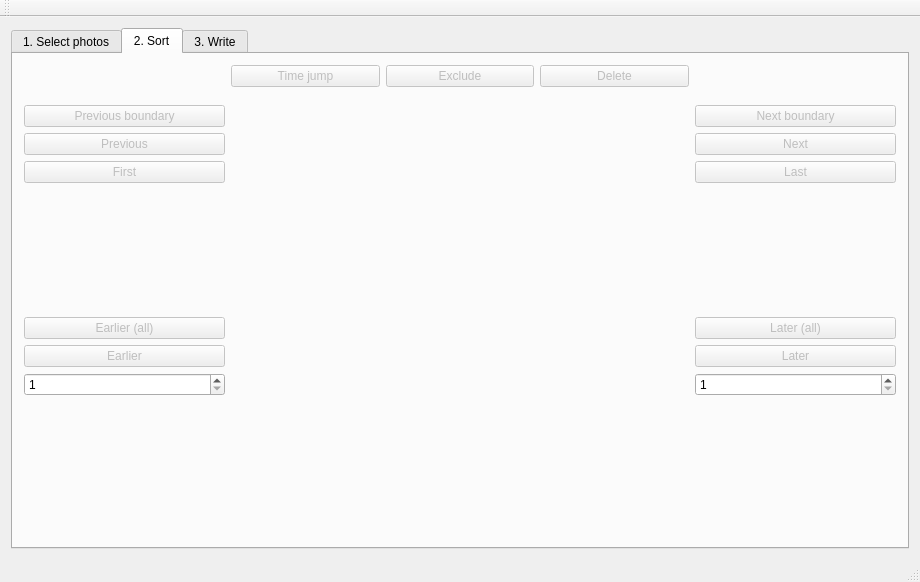
Old version of the form src/mainwindow.ui in the repository tdegeus/chroto.
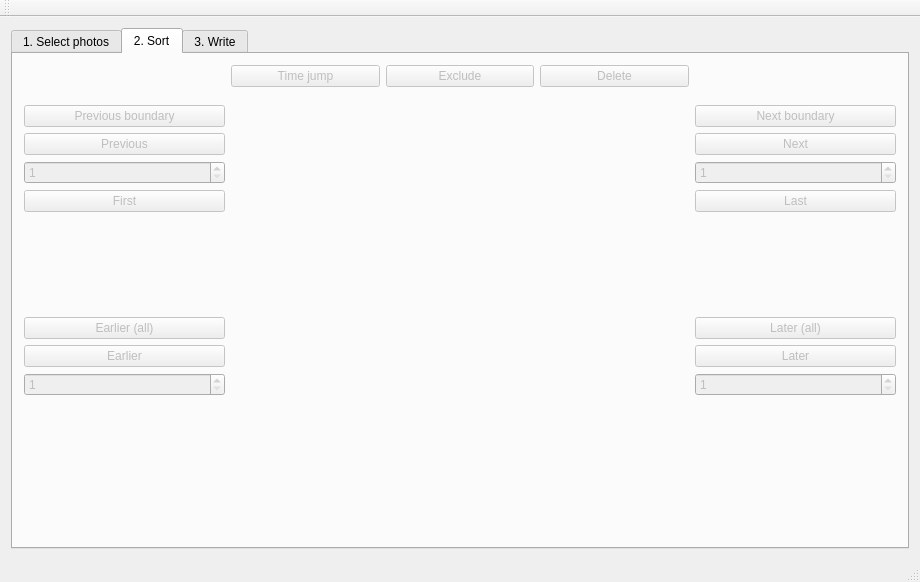
New version of the form. The open tabs and pages were chosen to show the change.

Commit message: Added rapid movement spinbox, extended system files that may be deleted

```diff
--- a/src/mainwindow.ui
+++ b/src/mainwindow.ui
@@ -820,6 +820,19 @@
             </property>
            </widget>
           </item>
+          <item>
+           <widget class="QSpinBox" name="prevImg_spinBox">
+            <property name="enabled">
+             <bool>false</bool>
+            </property>
+            <property name="minimum">
+             <number>1</number>
+            </property>
+            <property name="maximum">
+             <number>999</number>
+            </property>
+           </widget>
+          </item>
           <item>
            <widget class="QPushButton" name="headImg_pushButton">
             <property name="enabled">
@@ -880,6 +893,12 @@
           </item>
           <item>
            <widget class="QSpinBox" name="jump_Dw_spinBox">
+            <property name="enabled">
+             <bool>false</bool>
+            </property>
+            <property name="toolTip">
+             <string>Move invidiual photo N photos earlier</string>
+            </property>
             <property name="minimum">
              <number>1</number>
             </property>
@@ -1016,6 +1035,19 @@
             </property>
            </widget>
           </item>
+          <item>
+           <widget class="QSpinBox" name="nextImg_spinBox">
+            <property name="enabled">
+             <bool>false</bool>
+            </property>
+            <property name="minimum">
+             <number>1</number>
+            </property>
+            <property name="maximum">
+             <number>999</number>
+            </property>
+           </widget>
+          </item>
           <item>
            <widget class="QPushButton" name="lastImg_pushButton">
             <property name="enabled">
@@ -1076,6 +1108,12 @@
           </item>
           <item>
            <widget class="QSpinBox" name="jump_Up_spinBox">
+            <property name="enabled">
+             <bool>false</bool>
+            </property>
+            <property name="toolTip">
+             <string>Move invidiual photo N photos later</string>
+            </property>
             <property name="minimum">
              <number>1</number>
             </property>
```
Left out of the diff: 2 changed lines with no effect on the pictures. The commit also changes 1 other file.
